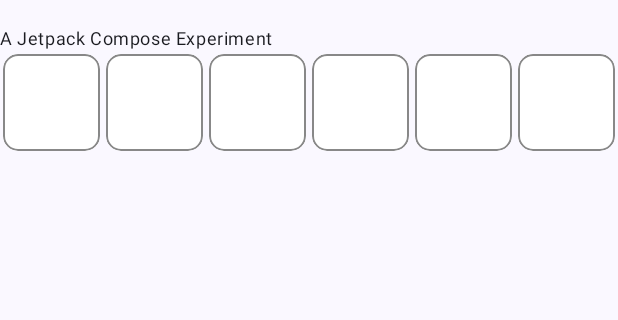
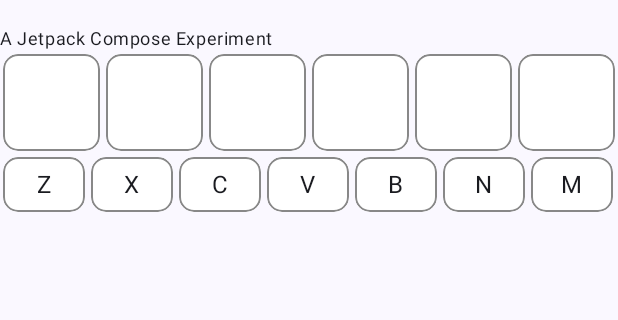
Before and after one commit to KatieBarnett/WordleExtra, an Android app built with Jetpack Compose: the screen it shows after launch (MainActivity), on a phone screen of 412 x 824 dp, the part 69-389 px from its top. Run offline under Robolectric (Android 15) with nearby library versions, the phone set to English and light mode, and no system bars.

Commit message:
Added keyboard

```diff
--- a/app/src/main/java/dev/katiebarnett/wordleextra/Components.kt
+++ b/app/src/main/java/dev/katiebarnett/wordleextra/Components.kt
@@ -1,62 +1,12 @@
 package dev.katiebarnett.wordleextra
 
-import androidx.compose.foundation.background
-import androidx.compose.foundation.border
-import androidx.compose.foundation.layout.*
-import androidx.compose.foundation.shape.RoundedCornerShape
+import androidx.compose.foundation.layout.Column
 import androidx.compose.material3.MaterialTheme
 import androidx.compose.material3.Surface
 import androidx.compose.material3.Text
 import androidx.compose.runtime.Composable
-import androidx.compose.ui.Alignment
-import androidx.compose.ui.Modifier
-import androidx.compose.ui.draw.clip
-import androidx.compose.ui.graphics.Color
-import androidx.compose.ui.graphics.Shape
 import androidx.compose.ui.tooling.preview.Preview
-import androidx.compose.ui.unit.dp
-import dev.katiebarnett.wordleextra.models.*
 import dev.katiebarnett.wordleextra.ui.theme.WordleExtraTheme
-
-@Composable
-fun Guess(guess: Guess, modifier: Modifier = Modifier) {
-    Row(modifier = modifier) {
-        guess.letters.forEach {
-            Letter(it, modifier = Modifier
-                .weight(1f)
-                .aspectRatio(1f))
-        }
-    }
-}
-
-@Composable
-fun Letter(letter: Letter, modifier: Modifier = Modifier) {
-    Box(modifier = modifier.padding(2.dp),
-        contentAlignment = Alignment.Center
-    ) {
-        LetterBackground(letter = letter)
-        letter.char?.let {
-            Text(text = it.uppercase())
-        }
-    }
-}
-
-@Composable
-fun LetterBackground(letter: Letter, modifier: Modifier = Modifier){
-    val backgroundColor = when(letter) {
-        is Incorrect -> Color.Yellow
-        is Correct -> Color.Green
-        is Misplaced -> Color.Gray
-        is Unknown -> Color.White
-    }
-    Box(
-        modifier = modifier
-            .fillMaxSize()
-            .clip(RoundedCornerShape(10.dp))
-            .border(width = 1.dp, color = Color.Gray, shape = RoundedCornerShape(10.dp))
-            .background(backgroundColor)
-    )
-}
 
 @Composable
 fun Heading() {
@@ -67,39 +17,10 @@ fun Heading() {
 
 @Preview(showBackground = true)
 @Composable
-fun GuessPreview() {
-    val testGuess = Guess(listOf(Incorrect('l'), Correct('i'), Misplaced('v'), Misplaced('e'), Incorrect('d')))
-    WordleExtraTheme {
-        Guess(testGuess, modifier = Modifier
-            .width(250.dp)
-            .height(50.dp))
-    }
-}
-
-@Preview(showBackground = true)
-@Composable
-fun EmptyGuessPreview() {
-    val testGuess = Guess(listOf(Unknown(), Unknown(), Unknown(), Unknown(), Unknown()))
-    WordleExtraTheme {
-        Guess(testGuess, modifier = Modifier
-            .width(250.dp)
-            .height(50.dp))
-    }
-}
-
-@Preview(showBackground = true)
-@Composable
-fun LetterPreview() {
+fun HeadingPreview() {
     WordleExtraTheme {
         Surface {
-            Row {
-                val blockModifier = Modifier
-                    .width(50.dp)
-                    .height(50.dp)
-                Letter(Incorrect('a'), blockModifier)
-                Letter(Misplaced('b'), blockModifier)
-                Letter(Correct('c'), blockModifier)
-            }
+            Heading()
         }
     }
 }
--- /dev/null
+++ b/app/src/main/java/dev/katiebarnett/wordleextra/Constants.kt
@@ -0,0 +1,32 @@
+package dev.katiebarnett.wordleextra
+
+import dev.katiebarnett.wordleextra.models.Letter
+import dev.katiebarnett.wordleextra.models.Unknown
+
+
+val initialKeyboardRow1: List<Letter>
+    get() {
+        val list = mutableListOf<Letter>()
+        "qwertyuiop".forEach {
+            list.add(Unknown(it))
+        }
+        return list.toList()
+    }
+
+val initialKeyboardRow2: List<Letter>
+    get() {
+        val list = mutableListOf<Letter>()
+        "asdfghjkl".forEach {
+            list.add(Unknown(it))
+        }
+        return list.toList()
+    }
+
+val initialKeyboardRow3: List<Letter>
+    get() {
+        val list = mutableListOf<Letter>()
+        "zxcvbnm".forEach {
+            list.add(Unknown(it))
+        }
+        return list.toList()
+    }
--- /dev/null
+++ b/app/src/main/java/dev/katiebarnett/wordleextra/GuessComponents.kt
@@ -0,0 +1,97 @@
+package dev.katiebarnett.wordleextra
+
+import androidx.compose.foundation.background
+import androidx.compose.foundation.border
+import androidx.compose.foundation.layout.*
+import androidx.compose.foundation.shape.RoundedCornerShape
+import androidx.compose.material3.MaterialTheme
+import androidx.compose.material3.Surface
+import androidx.compose.material3.Text
+import androidx.compose.runtime.Composable
+import androidx.compose.ui.Alignment
+import androidx.compose.ui.Modifier
+import androidx.compose.ui.draw.clip
+import androidx.compose.ui.graphics.Color
+import androidx.compose.ui.tooling.preview.Preview
+import androidx.compose.ui.unit.dp
+import dev.katiebarnett.wordleextra.models.*
+import dev.katiebarnett.wordleextra.ui.theme.WordleExtraTheme
+
+@Composable
+fun Guess(guess: Guess, modifier: Modifier = Modifier) {
+    Row(modifier = modifier) {
+        guess.letters.forEach {
+            GuessLetter(it, modifier = Modifier
+                .weight(1f)
+                .aspectRatio(1f))
+        }
+    }
+}
+
+@Composable
+fun GuessLetter(letter: Letter, modifier: Modifier = Modifier) {
+    Box(modifier = modifier.padding(2.dp),
+        contentAlignment = Alignment.Center
+    ) {
+        GuessLetterBackground(letter = letter)
+        letter.char?.let {
+            Text(text = it.uppercase())
+        }
+    }
+}
+
+@Composable
+fun GuessLetterBackground(letter: Letter, modifier: Modifier = Modifier){
+    val backgroundColor = when(letter) {
+        is Incorrect -> Color.Yellow
+        is Correct -> Color.Green
+        is Misplaced -> Color.Gray
+        is Unknown -> Color.White
+    }
+    Box(
+        modifier = modifier
+            .fillMaxSize()
+            .clip(RoundedCornerShape(10.dp))
+            .border(width = 1.dp, color = Color.Gray, shape = RoundedCornerShape(10.dp))
+            .background(backgroundColor)
+    )
+}
+
+@Preview(showBackground = true)
+@Composable
+fun GuessPreview() {
+    val testGuess = Guess(listOf(Incorrect('l'), Correct('i'), Misplaced('v'), Misplaced('e'), Incorrect('d')))
+    WordleExtraTheme {
+        Guess(testGuess, modifier = Modifier
+            .width(250.dp)
+            .height(50.dp))
+    }
+}
+
+@Preview(showBackground = true)
+@Composable
+fun EmptyGuessPreview() {
+    val testGuess = Guess(listOf(Unknown(), Unknown(), Unknown(), Unknown(), Unknown()))
+    WordleExtraTheme {
+        Guess(testGuess, modifier = Modifier
+            .width(250.dp)
+            .height(50.dp))
+    }
+}
+
+@Preview(showBackground = true)
+@Composable
+fun LetterPreview() {
+    WordleExtraTheme {
+        Surface {
+            Row {
+                val blockModifier = Modifier
+                    .width(50.dp)
+                    .height(50.dp)
+                GuessLetter(Incorrect('a'), blockModifier)
+                GuessLetter(Misplaced('b'), blockModifier)
+                GuessLetter(Correct('c'), blockModifier)
+            }
+        }
+    }
+}
--- /dev/null
+++ b/app/src/main/java/dev/katiebarnett/wordleextra/KeyboardComponents.kt
@@ -0,0 +1,99 @@
+package dev.katiebarnett.wordleextra
+
+import androidx.compose.foundation.background
+import androidx.compose.foundation.border
+import androidx.compose.foundation.layout.*
+import androidx.compose.foundation.shape.RoundedCornerShape
+import androidx.compose.material3.MaterialTheme
+import androidx.compose.material3.Surface
+import androidx.compose.material3.Text
+import androidx.compose.runtime.Composable
+import androidx.compose.ui.Alignment
+import androidx.compose.ui.Modifier
+import androidx.compose.ui.draw.clip
+import androidx.compose.ui.graphics.Color
+import androidx.compose.ui.tooling.preview.Preview
+import androidx.compose.ui.unit.Dp
+import androidx.compose.ui.unit.dp
+import dev.katiebarnett.wordleextra.models.*
+import dev.katiebarnett.wordleextra.ui.theme.WordleExtraTheme
+import java.lang.Math.round
+import kotlin.math.max
+
+
+@Composable
+fun Keyboard(keyRow1: List<Letter>, keyRow2: List<Letter>, keyRow3: List<Letter>, modifier: Modifier = Modifier) {
+    BoxWithConstraints {
+        val maxKeyCount = max(keyRow1.size, max(keyRow2.size, keyRow3.size))
+        val keyWidth = (maxWidth / maxKeyCount)
+        Column(horizontalAlignment = Alignment.CenterHorizontally) {
+            KeyboardRow(keyRow = keyRow1, keyWidth, modifier)
+            KeyboardRow(keyRow = keyRow2, keyWidth ,modifier)
+            KeyboardRow(keyRow = keyRow3, keyWidth, modifier)
+        }
+    }
+}
+
+@Composable
+fun KeyboardRow(keyRow: List<Letter>, keyWidth: Dp, modifier: Modifier = Modifier) {
+    Row(modifier = modifier) {
+        keyRow.forEach {
+            Key(it, modifier.width(keyWidth))
+        }
+    }
+}
+
+@Composable
+fun Key(letter: Letter, modifier: Modifier = Modifier) {
+    Box(modifier = modifier
+        .padding(2.dp)
+        .aspectRatio(1.5f),
+        contentAlignment = Alignment.Center
+    ) {
+        KeyBackground(letter = letter)
+        letter.char?.let {
+            Text(text = it.uppercase())
+        }
+    }
+}
+
+@Composable
+fun KeyBackground(letter: Letter, modifier: Modifier = Modifier){
+    val backgroundColor = when(letter) {
+        is Incorrect -> Color.Yellow
+        is Correct -> Color.Green
+        is Misplaced -> Color.Gray
+        is Unknown -> Color.White
+    }
+    Box(
+        modifier = modifier
+            .fillMaxSize()
+            .clip(RoundedCornerShape(10.dp))
+            .border(width = 1.dp, color = Color.Gray, shape = RoundedCornerShape(10.dp))
+            .background(backgroundColor)
+    )
+}
+
+@Preview(showBackground = true)
+@Composable
+fun KeyboardPreview() {
+    WordleExtraTheme {
+        val modifier = Modifier
+        Keyboard(keyRow1 = initialKeyboardRow1, keyRow2 = initialKeyboardRow2, keyRow3 = initialKeyboardRow3, modifier)
+    }
+}
+
+@Preview(showBackground = true)
+@Composable
+fun KeyPreview() {
+    WordleExtraTheme {
+        Surface {
+            Row {
+                val modifier = Modifier.width(50.dp)
+                Key(Incorrect('a'), modifier)
+                Key(Misplaced('b'), modifier)
+                Key(Correct('c'), modifier)
+            }
+        }
+    }
+}
--- a/app/src/main/java/dev/katiebarnett/wordleextra/MainActivity.kt
+++ b/app/src/main/java/dev/katiebarnett/wordleextra/MainActivity.kt
@@ -43,6 +43,7 @@ class MainActivity : ComponentActivity() {
                     Column(modifier = Modifier.padding(innerPadding)) {
                         Heading()
                         GameContent(viewModel = viewModel)
+                        Keyboard(keyRow1 = viewModel.keyboardRow1, keyRow2 = viewModel.keyboardRow2, keyRow3 = viewModel.keyboardRow3)
                     }
                 }
             }
@@ -93,6 +94,7 @@ fun DefaultPreview() {
             Column(modifier = Modifier.padding(innerPadding)) {
                 Heading()
                 GuessesPreview()
+                KeyboardPreview()
             }
         }
     }
--- a/app/src/main/java/dev/katiebarnett/wordleextra/MainViewModel.kt
+++ b/app/src/main/java/dev/katiebarnett/wordleextra/MainViewModel.kt
@@ -11,6 +11,15 @@ class MainViewModel: ViewModel() {
     var guesses = mutableStateListOf<Guess>()
         private set
 
+    var keyboardRow1 = mutableStateListOf<Letter>()
+        private set
+
+    var keyboardRow2 = mutableStateListOf<Letter>()
+        private set
+
+    var keyboardRow3 = mutableStateListOf<Letter>()
+        private set
+
     var wordLength = 5
 
     init {
@@ -22,7 +31,14 @@ class MainViewModel: ViewModel() {
         for (i in 0..wordLength) {
             firstGuess.add(Unknown())
         }
+        guesses.clear()
         guesses.addAll(listOf(Guess(letters = firstGuess)))
+        keyboardRow1.clear()
+        keyboardRow1.addAll(initialKeyboardRow1)
+        keyboardRow1.clear()
+        keyboardRow1.addAll(initialKeyboardRow2)
+        keyboardRow1.clear()
+        keyboardRow1.addAll(initialKeyboardRow3)
     }
 
     fun addGuess(guess: Guess) {
```
